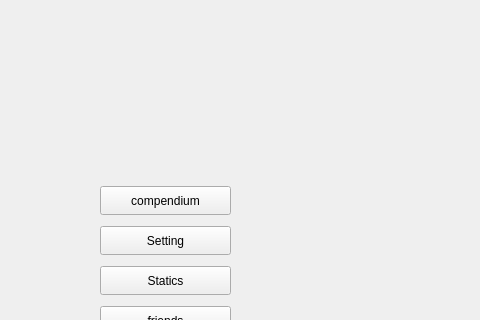
First picture: the form in mainwindow.ui, repository mobinaebrahim/Slay-The-Spire, before the edit; both pictures show x 89 to 569 and y 443 to 763 of the 1200 by 966 pixel window.
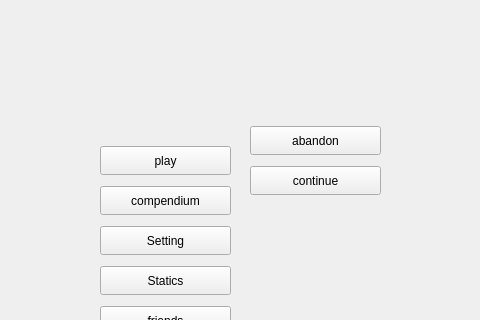
Second picture: the form after the edit. The open tabs and pages were chosen to show the change. Icons and pictures are not drawn.

```diff
--- a/mainwindow.ui
+++ b/mainwindow.ui
@@ -15,7 +15,7 @@
   </property>
   <widget class="QWidget" name="centralwidget">
    <layout class="QGridLayout" name="gridLayout">
-    <item row="0" column="1">
+    <item row="0" column="0">
      <widget class="QStackedWidget" name="stackedWidget">
       <widget class="QWidget" name="page_home">
        <widget class="QPushButton" name="btnRegister">
@@ -141,6 +141,45 @@
          <string>friends</string>
         </property>
        </widget>
+       <widget class="QPushButton" name="btnPlay">
+        <property name="geometry">
+         <rect>
+          <x>180</x>
+          <y>580</y>
+          <width>131</width>
+          <height>29</height>
+         </rect>
+        </property>
+        <property name="text">
+         <string>play</string>
+        </property>
+       </widget>
+       <widget class="QPushButton" name="btnContinue">
+        <property name="geometry">
+         <rect>
+          <x>330</x>
+          <y>600</y>
+          <width>131</width>
+          <height>29</height>
+         </rect>
+        </property>
+        <property name="text">
+         <string>continue</string>
+        </property>
+       </widget>
+       <widget class="QPushButton" name="btnAbandon">
+        <property name="geometry">
+         <rect>
+          <x>330</x>
+          <y>560</y>
+          <width>131</width>
+          <height>29</height>
+         </rect>
+        </property>
+        <property name="text">
+         <string>abandon</string>
+        </property>
+       </widget>
       </widget>
      </widget>
     </item>
```
